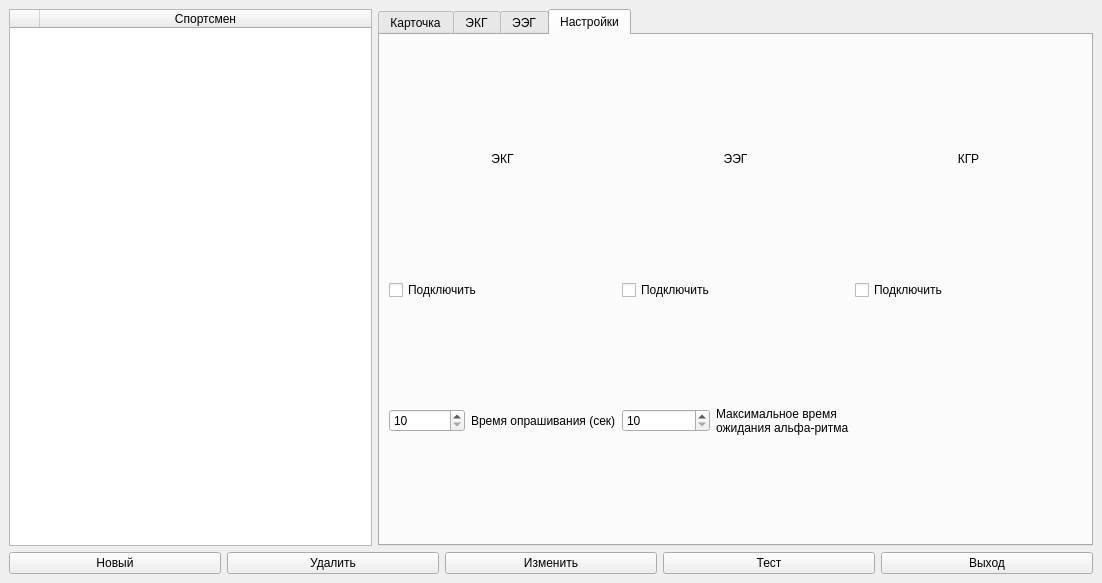
Old version of the form design.ui in the repository egorguslyan/kvantoriada.
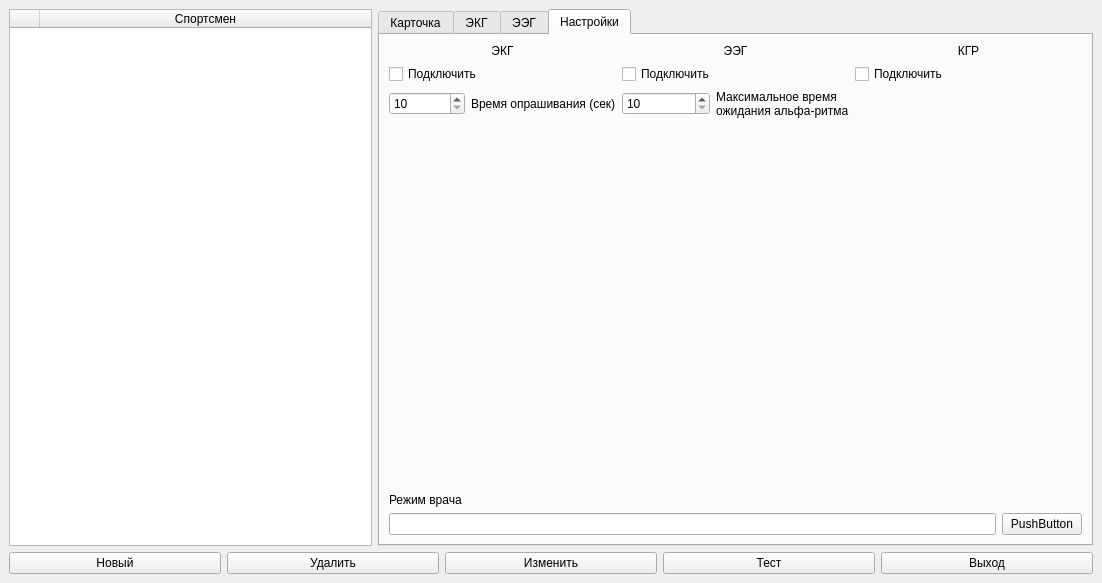
New version of the form. The open tabs and pages were chosen to show the change.

```diff
--- a/design.ui
+++ b/design.ui
@@ -544,20 +544,6 @@
          <layout class="QVBoxLayout" name="verticalLayout_2">
           <item>
            <layout class="QGridLayout" name="gridLayout_3">
-            <item row="1" column="2">
-             <widget class="QCheckBox" name="checkBox_3">
-              <property name="text">
-               <string>Подключить</string>
-              </property>
-             </widget>
-            </item>
-            <item row="1" column="0">
-             <widget class="QCheckBox" name="checkBox">
-              <property name="text">
-               <string>Подключить</string>
-              </property>
-             </widget>
-            </item>
             <item row="1" column="1">
              <widget class="QCheckBox" name="checkBox_2">
               <property name="layoutDirection">
@@ -598,34 +584,20 @@
               </property>
              </widget>
             </item>
-            <item row="2" column="0">
-             <layout class="QHBoxLayout" name="horizontalLayout_5">
-              <item>
-               <widget class="QSpinBox" name="spinBox">
-                <property name="layoutDirection">
-                 <enum>Qt::LeftToRight</enum>
-                </property>
-                <property name="minimum">
-                 <number>10</number>
-                </property>
-                <property name="maximum">
-                 <number>60</number>
-                </property>
-               </widget>
-              </item>
-              <item>
-               <widget class="QLabel" name="label_10">
-                <property name="text">
-                 <string>Время опрашивания (сек)</string>
-                </property>
-               </widget>
-              </item>
-             </layout>
+            <item row="1" column="2">
+             <widget class="QCheckBox" name="checkGSR">
+              <property name="text">
+               <string>Подключить</string>
+              </property>
+             </widget>
             </item>
             <item row="2" column="1">
              <layout class="QHBoxLayout" name="horizontalLayout_6">
               <item>
-               <widget class="QSpinBox" name="spinBox_2">
+               <widget class="QSpinBox" name="timeEEG">
+                <property name="alignment">
+                 <set>Qt::AlignLeading|Qt::AlignLeft|Qt::AlignVCenter</set>
+                </property>
                 <property name="minimum">
                  <number>10</number>
                 </property>
@@ -640,7 +612,7 @@
                  <string>Максимальное время ожидания альфа-ритма</string>
                 </property>
                 <property name="textFormat">
-                 <enum>Qt::AutoText</enum>
+                 <enum>Qt::MarkdownText</enum>
                 </property>
                 <property name="scaledContents">
                  <bool>true</bool>
@@ -651,6 +623,74 @@
                </widget>
               </item>
              </layout>
+            </item>
+            <item row="2" column="0">
+             <layout class="QHBoxLayout" name="horizontalLayout_5">
+              <item>
+               <widget class="QSpinBox" name="timeECG">
+                <property name="layoutDirection">
+                 <enum>Qt::LeftToRight</enum>
+                </property>
+                <property name="minimum">
+                 <number>10</number>
+                </property>
+                <property name="maximum">
+                 <number>60</number>
+                </property>
+               </widget>
+              </item>
+              <item>
+               <widget class="QLabel" name="label_10">
+                <property name="text">
+                 <string>Время опрашивания (сек)</string>
+                </property>
+                <property name="textFormat">
+                 <enum>Qt::MarkdownText</enum>
+                </property>
+               </widget>
+              </item>
+             </layout>
+            </item>
+            <item row="1" column="0">
+             <widget class="QCheckBox" name="checkECG">
+              <property name="text">
+               <string>Подключить</string>
+              </property>
+             </widget>
+            </item>
+           </layout>
+          </item>
+          <item>
+           <spacer name="verticalSpacer_4">
+            <property name="orientation">
+             <enum>Qt::Vertical</enum>
+            </property>
+            <property name="sizeHint" stdset="0">
+             <size>
+              <width>20</width>
+              <height>40</height>
+             </size>
+            </property>
+           </spacer>
+          </item>
+          <item>
+           <layout class="QGridLayout" name="gridLayout_4">
+            <item row="1" column="1">
+             <widget class="QPushButton" name="btnPassword">
+              <property name="text">
+               <string>PushButton</string>
+              </property>
+             </widget>
+            </item>
+            <item row="1" column="0">
+             <widget class="QLineEdit" name="password"/>
+            </item>
+            <item row="0" column="0">
+             <widget class="QLabel" name="label_12">
+              <property name="text">
+               <string>Режим врача</string>
+              </property>
+             </widget>
             </item>
            </layout>
           </item>
```
Left out of the diff: 22 changed lines with no effect on the pictures.
